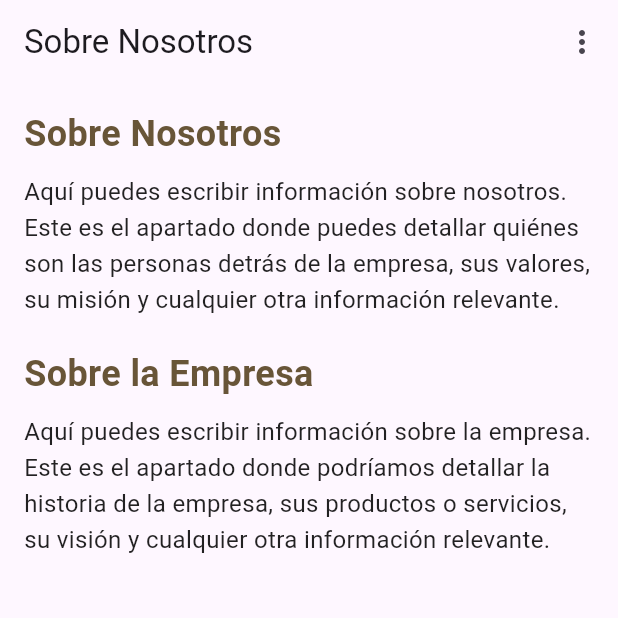
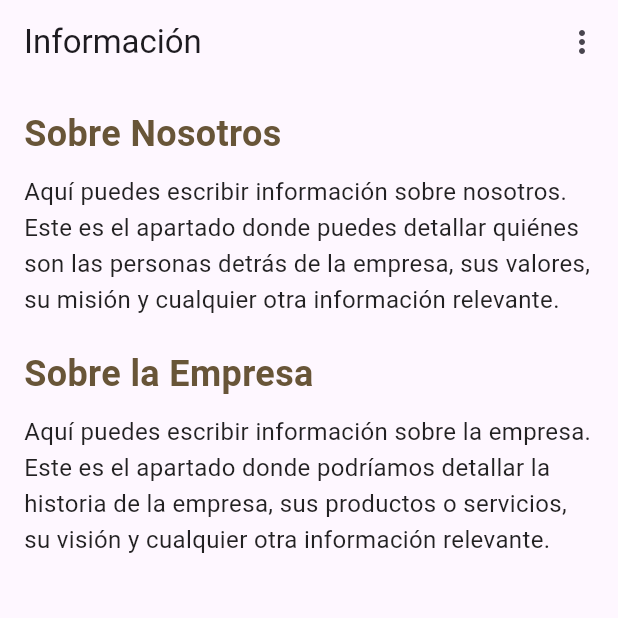
Before and after one commit to Ipeross/Examen_Moviles_Feast_Fit_IPO, a Flutter app: the AboutUsScreen screen opened directly, on a phone screen of 412 x 824 dp, the top half of it. Run offline on Flutter 3.47's test engine with Material 3 defaults, Android fonts, the phone set to English and light mode, and no system bars.

Commit message:
Change the color on text in AboutUsScreen

```diff
--- a/lib/screens/about_us_screen.dart
+++ b/lib/screens/about_us_screen.dart
@@ -8,7 +8,7 @@ class AboutUsScreen extends StatelessWidget {
   Widget build(BuildContext context) {
 
     return Scaffold(
-      appBar: const CustomAppBar3(title: 'Sobre Nosotros'),
+      appBar: const CustomAppBar3(title: 'Información'),
       body: ListView(
         padding: const EdgeInsets.all(16.0),
         children: const [
--- a/lib/widgets/info_section.dart
+++ b/lib/widgets/info_section.dart
@@ -12,23 +12,29 @@ class InfoSection extends StatelessWidget {
 
   @override
   Widget build(BuildContext context) {
+    final isDarkMode = Theme.of(context).brightness == Brightness.dark;
+
     return Column(
       crossAxisAlignment: CrossAxisAlignment.start,
       children: [
         Text(
           title,
-          style: const TextStyle(
+          style: TextStyle(
             fontSize: 24,
             fontWeight: FontWeight.bold,
-            color: Color.fromARGB(255, 104, 85, 56),
+            // Color adaptativo para el título
+            color: isDarkMode
+              ? const Color.fromARGB(255, 219, 200, 171)
+              : const Color.fromARGB(255, 104, 85, 56),
           ),
         ),
         const SizedBox(height: 10),
         Text(
           text,
-          style: const TextStyle(
+          style: TextStyle(
             fontSize: 16,
-            color: Colors.black87,
+            // Color adaptativo para el texto
+            color: isDarkMode ? Colors.white70 : Colors.black87,
             height: 1.5,
           ),
         ),
```
